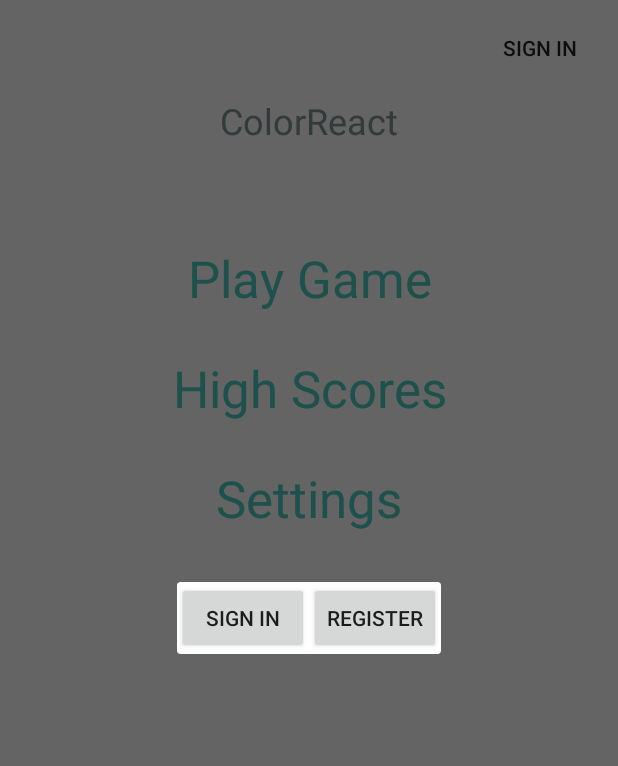
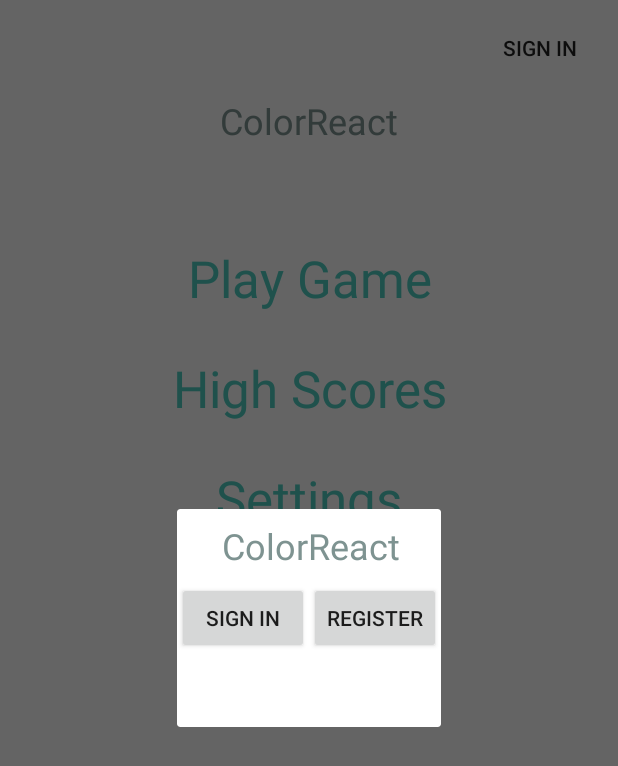
Before and after one commit to liangan4793/ColorReact, an Android app: the screen it shows after launch (MenuActivity), after a tap on "SIGN IN", on a phone screen of 412 x 824 dp. Shown: the top 766 px of the screen. Run offline under Robolectric (Android 15) with nearby library versions, the phone set to English and light mode, and no system bars; our stand-ins replace ButterKnife, Firebase (no records; nobody signed in at launch, a user with empty details on screens opened directly).

Commit message:
added google firebase auth

```diff
--- a/app/build.gradle
+++ b/app/build.gradle
@@ -32,6 +32,7 @@ dependencies {
     compile 'com.android.support.constraint:constraint-layout:1.0.2'
     compile 'com.jakewharton:butterknife:8.8.1'
     compile 'com.google.firebase:firebase-database:10.0.1'
+    compile 'com.google.firebase:firebase-auth:10.0.1'
     testCompile 'junit:junit:4.12'
     annotationProcessor 'com.jakewharton:butterknife-compiler:8.8.1'
 }
--- a/app/src/main/res/layout/fragment_user_sign_in.xml
+++ b/app/src/main/res/layout/fragment_user_sign_in.xml
@@ -4,6 +4,7 @@
     xmlns:tools="http://schemas.android.com/tools"
     android:layout_width="match_parent"
     android:layout_height="match_parent"
+    android:layout_margin="56dp"
     tools:layout_editor_absoluteY="25dp">
 
     <Button
@@ -14,9 +15,9 @@
         app:layout_constraintBottom_toBottomOf="parent"
         app:layout_constraintEnd_toStartOf="@+id/fragment_user_sign_in_register_button"
         app:layout_constraintHorizontal_bias="0.5"
-        app:layout_constraintHorizontal_chainStyle="packed"
         app:layout_constraintStart_toStartOf="parent"
-        app:layout_constraintTop_toTopOf="parent" />
+        app:layout_constraintTop_toTopOf="parent"
+        app:layout_constraintVertical_bias="0.499" />
 
     <Button
         android:id="@+id/fragment_user_sign_in_register_button"
@@ -27,5 +28,21 @@
         app:layout_constraintEnd_toEndOf="parent"
         app:layout_constraintHorizontal_bias="0.5"
         app:layout_constraintStart_toEndOf="@+id/fragment_user_sign_in_sign_in_button"
+        app:layout_constraintTop_toTopOf="parent"
+        app:layout_constraintVertical_bias="0.499" />
+
+    <TextView
+        android:id="@+id/textView"
+        android:layout_width="wrap_content"
+        android:layout_height="wrap_content"
+        android:layout_marginBottom="8dp"
+        android:layout_marginTop="8dp"
+        android:text="@string/app_name"
+        android:textAppearance="@style/TextAppearance.AppCompat.Headline"
+        android:textColor="#7E9391"
+        app:layout_constraintBottom_toTopOf="@+id/fragment_user_sign_in_sign_in_button"
+        app:layout_constraintHorizontal_bias="0.529"
+        app:layout_constraintLeft_toLeftOf="parent"
+        app:layout_constraintRight_toRightOf="parent"
         app:layout_constraintTop_toTopOf="parent" />
 </android.support.constraint.ConstraintLayout>
```
